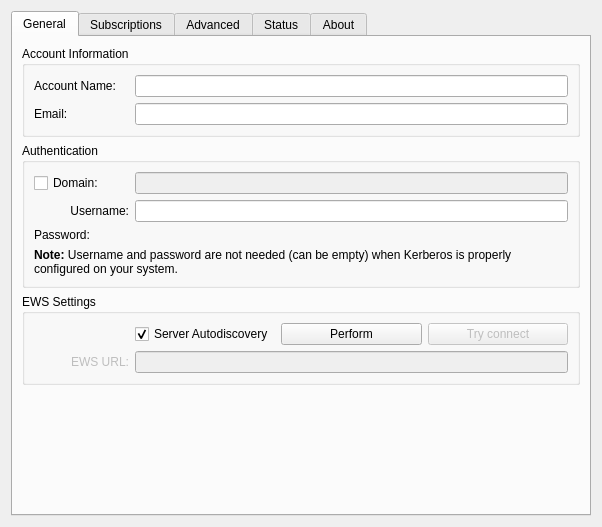
The window that resources/ews/ewsconfigdialog.ui (KDE/kdepim-runtime) describes before a commit, drawn with Qt 5.
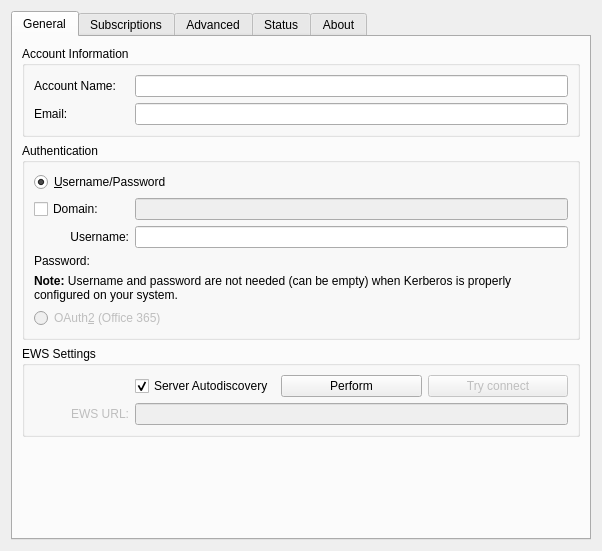
The same window after the commit. Icons and pictures are not drawn. Custom widgets are drawn as their Qt base class.

Commit message:
Add EWS configuration dialog option for OAuth2 authentication
The field is disabled for now until support in code is added.

The edit to the form file:
```diff
--- a/resources/ews/ewsconfigdialog.ui
+++ b/resources/ews/ewsconfigdialog.ui
@@ -7,7 +7,7 @@
     <x>0</x>
     <y>0</y>
     <width>602</width>
-    <height>527</height>
+    <height>551</height>
    </rect>
   </property>
   <property name="windowTitle">
@@ -80,8 +80,36 @@
          </property>
          <layout class="QVBoxLayout" name="authenticationGroupBoxLayout">
           <item>
-           <widget class="QWidget" name="authenticationContainer" native="true">
-            <layout class="QFormLayout" name="authenticationContainerLayout">
+           <widget class="QRadioButton" name="authUsernameRadioButton">
+            <property name="whatsThis">
+             <string>&lt;html&gt;&lt;head/&gt;&lt;body&gt;&lt;p&gt;Enables traditional username/password authentication against the Exchange server. This includes methods like Basic, NTLM or Kerberos.&lt;/p&gt;&lt;p&gt;This authentication method is considered to be somewhat legacy and is mostly used for smaller on-premise Exchange installations and hosted Office 365 instances, where the administrator has chosen to enable it.&lt;/p&gt;&lt;/body&gt;&lt;/html&gt;</string>
+            </property>
+            <property name="text">
+             <string comment="authentication type">&amp;Username/Password</string>
+            </property>
+            <property name="checked">
+             <bool>true</bool>
+            </property>
+           </widget>
+          </item>
+          <item>
+           <widget class="QWidget" name="authUsernameContainer" native="true">
+            <layout class="QVBoxLayout" name="authUsernameContainerLayout">
+             <property name="leftMargin">
+              <number>0</number>
+             </property>
+             <property name="topMargin">
+              <number>0</number>
+             </property>
+             <property name="rightMargin">
+              <number>0</number>
+             </property>
+             <property name="bottomMargin">
+              <number>0</number>
+             </property>
+             <item>
+              <widget class="QWidget" name="authUsernameFieldsContainer" native="true">
+               <layout class="QFormLayout" name="authUsernameFieldsContainerLayout">
              <property name="leftMargin">
               <number>0</number>
              </property>
@@ -133,13 +161,6 @@
                </property>
               </widget>
              </item>
-             <item row="1" column="1">
-              <widget class="KLineEdit" name="kcfg_Username">
-               <property name="whatsThis">
-                <string>&lt;html&gt;&lt;head/&gt;&lt;body&gt;&lt;p&gt;The username used to login to the Exchange server.&lt;/p&gt;&lt;p&gt;&lt;span style=&quot; font-weight:600;&quot;&gt;Note:&lt;/span&gt; This can be left empty when using Kerberos authentication.&lt;/p&gt;&lt;/body&gt;&lt;/html&gt;</string>
-               </property>
-              </widget>
-             </item>
              <item row="2" column="0">
               <widget class="QLabel" name="passwordLabel">
                <property name="text">
@@ -148,12 +169,19 @@
               </widget>
              </item>
              <item row="2" column="1">
-              <widget class="KPasswordLineEdit" name="passwordEdit" native="true">
+                 <widget class="KPasswordLineEdit" name="passwordEdit">
                <property name="whatsThis">
                 <string>&lt;html&gt;&lt;head/&gt;&lt;body&gt;&lt;p&gt;The password used to login to the Exchange server.&lt;/p&gt;&lt;p&gt;&lt;span style=&quot; font-weight:600;&quot;&gt;Note:&lt;/span&gt; This can be left empty when using Kerberos authentication.&lt;/p&gt;&lt;/body&gt;&lt;/html&gt;</string>
                </property>
               </widget>
              </item>
+                <item row="1" column="1">
+                 <widget class="KLineEdit" name="kcfg_Username">
+                  <property name="whatsThis">
+                   <string>&lt;html&gt;&lt;head/&gt;&lt;body&gt;&lt;p&gt;The username used to login to the Exchange server.&lt;/p&gt;&lt;p&gt;&lt;span style=&quot; font-weight:600;&quot;&gt;Note:&lt;/span&gt; This can be left empty when using Kerberos authentication.&lt;/p&gt;&lt;/body&gt;&lt;/html&gt;</string>
+                  </property>
+                 </widget>
+                </item>
             </layout>
            </widget>
           </item>
@@ -174,6 +202,22 @@
         </widget>
        </item>
        <item>
+           <widget class="QRadioButton" name="authOAuth2RadioButton">
+            <property name="enabled">
+             <bool>false</bool>
+            </property>
+            <property name="whatsThis">
+             <string>&lt;html&gt;&lt;head/&gt;&lt;body&gt;&lt;p&gt;Enables more modern and stronger authentication based on OAuth2.&lt;/p&gt;&lt;p&gt;This type of authentication will open an organization-supplied webpage, where the user will be able to enter authentication information, which may also include multifactor authentication in form of one-time-passwords generated by tokens.&lt;/p&gt;&lt;p&gt;This method is mostly used for hosted Office 365 instances.&lt;/p&gt;&lt;/body&gt;&lt;/html&gt;</string>
+            </property>
+            <property name="text">
+             <string>OAuth&amp;2 (Office 365)</string>
+            </property>
+           </widget>
+          </item>
+         </layout>
+        </widget>
+       </item>
+       <item>
         <widget class="QGroupBox" name="ewsSettingsGroupBox">
          <property name="title">
           <string>EWS Settings</string>
```
Left out of the diff: 18 changed lines with no effect on the pictures. Lines whose indentation alone changed are shown as unchanged.
